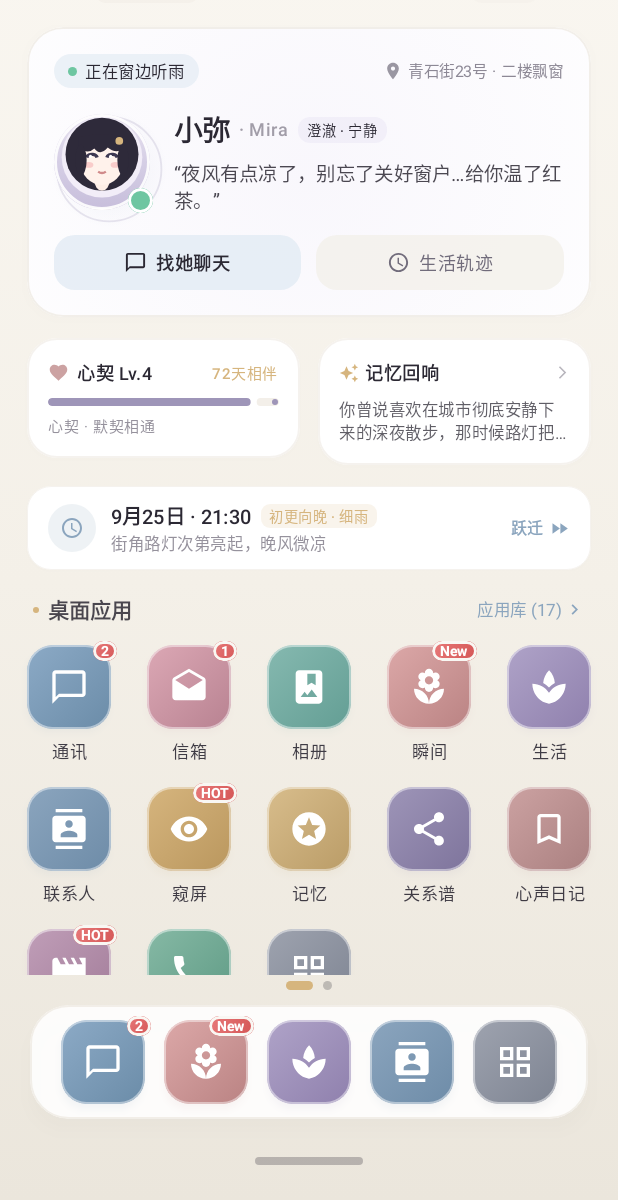
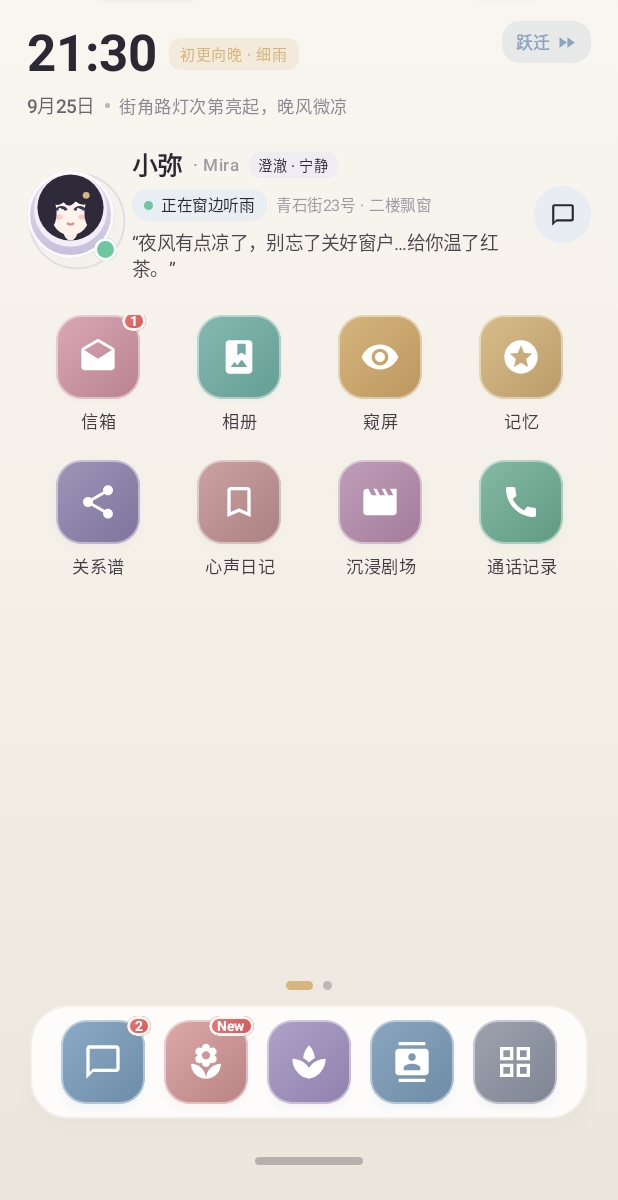
Before and after one commit to puchi-design/ailua, an Android app built with Jetpack Compose: the screen it shows after launch (MainActivity), on a phone screen of 412 x 824 dp, the part 36-1236 px from its top. Run offline under Robolectric (Android 15) with nearby library versions, the light colour scheme and no system bars.

Commit message:
feat(ui): redesign virtual home desktop

```diff
--- a/app/src/main/java/com/example/ui/home/VirtualHomeScreen.kt
+++ b/app/src/main/java/com/example/ui/home/VirtualHomeScreen.kt
@@ -24,11 +24,11 @@ import androidx.compose.foundation.verticalScroll
 import androidx.compose.material.icons.Icons
 import androidx.compose.material.icons.filled.AutoAwesome
 import androidx.compose.material.icons.filled.BookmarkBorder
+import androidx.compose.material.icons.filled.ChatBubbleOutline
 import androidx.compose.material.icons.filled.ChevronRight
 import androidx.compose.material.icons.filled.FastForward
 import androidx.compose.material.icons.filled.Group
 import androidx.compose.material.icons.filled.Language
-import androidx.compose.material.icons.filled.Schedule
 import androidx.compose.material.icons.filled.Share
 import androidx.compose.material.icons.filled.Visibility
 import androidx.compose.material3.ExperimentalMaterial3Api
@@ -60,9 +60,6 @@ import com.example.data.model.isRead
 import com.example.data.repository.MailboxRepository
 import com.example.ui.components.AiluaAvatar
 import com.example.ui.components.AppIconItem
-import com.example.ui.components.BondProgressWidget
-import com.example.ui.components.LivingCharacterWidget
-import com.example.ui.components.MemorySnippetWidget
 import com.example.ui.components.VirtualPhoneHomeBar
 import com.example.ui.components.VirtualPhoneStatusBar
 import com.example.ui.components.WorldTimeDevSheet
@@ -102,21 +99,16 @@ fun VirtualHomeScreen(
     val unreadLettersCount = letters.count { it.deliveryState == LetterDeliveryState.DELIVERED && !it.isRead }
     var showDevTimeSheet by remember { mutableStateOf(false) }
 
-    // Desktop Apps on Page 1 (with live unread counters)
+    // Desktop grid only holds apps that are not already pinned in the dock
     val homeApps = listOf(
-        HomeAppDef("messages", "通讯", "chat", "2"),
         HomeAppDef("mailbox", "信箱", "mailbox", if (unreadLettersCount > 0) "$unreadLettersCount" else null),
         HomeAppDef("gallery", "相册", "gallery", null),
-        HomeAppDef("moments", "瞬间", "moments", "New"),
-        HomeAppDef("living", "生活", "living", null),
-        HomeAppDef("contacts", "联系人", "contacts", null),
-        HomeAppDef("check_phone", "窥屏", "check_phone", "HOT"),
+        HomeAppDef("check_phone", "窥屏", "check_phone", null),
         HomeAppDef("memories", "记忆", "memories", null),
         HomeAppDef("relations", "关系谱", "relations", null),
         HomeAppDef("diary", "心声日记", "diary", null),
-        HomeAppDef("theater", "沉浸剧场", "theater", "HOT"),
-        HomeAppDef("call_history", "通话记录", "call", null),
-        HomeAppDef("apps", "应用库", "apps", null)
+        HomeAppDef("theater", "沉浸剧场", "theater", null),
+        HomeAppDef("call_history", "通话记录", "call", null)
     )
 
     // Wallpaper subtle gradient (soft mist cream in light mode, deep starry twilight in dark)
@@ -321,241 +313,326 @@ private fun PageMainHome(
     Column(
         modifier = Modifier
             .fillMaxSize()
-            .verticalScroll(scrollState)
             .padding(horizontal = 18.dp)
     ) {
-        Spacer(modifier = Modifier.height(6.dp))
+        Spacer(modifier = Modifier.height(2.dp))
 
-        // Hero Living Character Widget
-        LivingCharacterWidget(
+        // Desktop clock: AILUA world time sits directly on the wallpaper
+        DesktopWorldClock(
+            worldClock = worldClock,
+            heartbeatState = heartbeatState,
+            onOpenDevTime = onOpenDevTime
+        )
+
+        Spacer(modifier = Modifier.height(18.dp))
+
+        // Character presence lives on the desktop instead of inside a dashboard card
+        LivingPresenceStrip(
             character = character,
+            onOpenChat = onNavigateToChat,
             onOpenLiving = onNavigateToLiving,
-            onOpenChat = onNavigateToChat,
             onOpenProfile = onOpenProfile
         )
 
-        Spacer(modifier = Modifier.height(14.dp))
+        Spacer(modifier = Modifier.height(22.dp))
 
-        // Secondary Widgets Row: Bond & Memory
-        Row(
-            modifier = Modifier.fillMaxWidth(),
-            horizontalArrangement = Arrangement.spacedBy(12.dp)
-        ) {
-            BondProgressWidget(
-                character = character,
-                modifier = Modifier.weight(1f),
-                onClick = onOpenProfile
-            )
-
-            MemorySnippetWidget(
-                title = "记忆回响",
-                snippet = character.memories.firstOrNull()?.snippet ?: "城市夜晚很温柔…",
-                modifier = Modifier.weight(1f),
-                onClick = onNavigateToMemories
-            )
-        }
-
-        Spacer(modifier = Modifier.height(14.dp))
-
-        // World Clock & Living Heartbeat Bar (Pass 2 Runtime Event Bus & Virtual Time)
+        // Launcher icon grid fills the rest of the desktop page
         Box(
             modifier = Modifier
+                .weight(1f)
                 .fillMaxWidth()
-                .shadow(
-                    elevation = 1.dp,
-                    shape = RoundedCornerShape(16.dp),
-                    ambientColor = Color.Black.copy(alpha = 0.04f),
-                    spotColor = Color.Black.copy(alpha = 0.06f)
-                )
-                .clip(RoundedCornerShape(16.dp))
-                .background(MaterialTheme.colorScheme.surface)
-                .border(
-                    0.5.dp,
-                    MaterialTheme.colorScheme.outlineVariant.copy(alpha = 0.5f),
-                    RoundedCornerShape(16.dp)
-                )
-                .clickable { onOpenDevTime() }
-                .padding(horizontal = 14.dp, vertical = 10.dp)
         ) {
-            Row(
-                modifier = Modifier.fillMaxWidth(),
-                horizontalArrangement = Arrangement.SpaceBetween,
-                verticalAlignment = Alignment.CenterVertically
+            Column(
+                modifier = Modifier
+                    .fillMaxSize()
+                    .verticalScroll(scrollState)
             ) {
-                Row(
-                    verticalAlignment = Alignment.CenterVertically,
-                    horizontalArrangement = Arrangement.spacedBy(10.dp)
-                ) {
-                    Box(
-                        modifier = Modifier
-                            .size(32.dp)
-                            .clip(CircleShape)
-                            .background(AiluaMistBlue.copy(alpha = 0.15f)),
-                        contentAlignment = Alignment.Center
-                    ) {
-                        Icon(
-                            imageVector = Icons.Default.Schedule,
-                            contentDescription = null,
-                            tint = AiluaMistBlue,
-                            modifier = Modifier.size(16.dp)
+                AppIconGrid(
+                    apps = homeApps,
+                    onAppClick = { app ->
+                        dispatchAppAction(
+                            app.id,
+                            onNavigateToMessages,
+                            onNavigateToMoments,
+                            onNavigateToLiving,
+                            onNavigateToContacts,
+                            onNavigateToCheckPhone,
+                            onNavigateToDiary,
+                            onNavigateToMemories,
+                            onNavigateToRelations,
+                            onNavigateToApps,
+                            onAppClick
                         )
                     }
-                    Column {
-                        Row(
-                            verticalAlignment = Alignment.CenterVertically,
-                            horizontalArrangement = Arrangement.spacedBy(6.dp)
-                        ) {
-                            Text(
-                                text = "${worldClock.dateLabel} · ${worldClock.timeFormatted}",
-                                style = MaterialTheme.typography.titleSmall.copy(
-                                    fontWeight = FontWeight.SemiBold,
-                                    fontSize = 13.5.sp
-                                ),
-                                color = MaterialTheme.colorScheme.onSurface
-                            )
-                            Box(
-                                modifier = Modifier
-                                    .clip(RoundedCornerShape(6.dp))
-                                    .background(AiluaMoonGold.copy(alpha = 0.15f))
-                                    .padding(horizontal = 5.dp, vertical = 1.5.dp)
-                            ) {
-                                Text(
-                                    text = "${worldClock.dayPhase.label} · ${worldClock.weather.label}",
-                                    style = MaterialTheme.typography.labelSmall.copy(
-                                        fontSize = 9.5.sp,
-                                        fontWeight = FontWeight.Medium
-                                    ),
-                                    color = AiluaMoonGold
-                                )
-                            }
-                        }
-                        Text(
-                            text = heartbeatState.currentPhase.atmosphere,
-                            style = MaterialTheme.typography.bodySmall.copy(
-                                fontSize = 11.sp,
-                                color = MaterialTheme.colorScheme.onSurfaceVariant.copy(alpha = 0.75f)
-                            ),
-                            maxLines = 1,
-                            overflow = androidx.compose.ui.text.style.TextOverflow.Ellipsis
-                        )
-                    }
-                }
+                )
+                Spacer(modifier = Modifier.height(10.dp))
+            }
+        }
+    }
+}
 
-                Row(
-                    verticalAlignment = Alignment.CenterVertically,
-                    horizontalArrangement = Arrangement.spacedBy(4.dp)
+@Composable
+private fun DesktopWorldClock(
+    worldClock: com.example.data.model.WorldClock,
+    heartbeatState: com.example.data.engine.WorldHeartbeatState,
+    onOpenDevTime: () -> Unit
+) {
+    Row(
+        modifier = Modifier
+            .fillMaxWidth()
+            .clickable { onOpenDevTime() }
+            .testTag("desktop_world_clock"),
+        horizontalArrangement = Arrangement.SpaceBetween,
+        verticalAlignment = Alignment.Top
+    ) {
+        Column(modifier = Modifier.weight(1f)) {
+            Row(
+                verticalAlignment = Alignment.CenterVertically,
+                horizontalArrangement = Arrangement.spacedBy(8.dp)
+            ) {
+                Text(
+                    text = worldClock.timeFormatted,
+                    style = MaterialTheme.typography.displaySmall.copy(
+                        fontWeight = FontWeight.Bold,
+                        fontSize = 34.sp
+                    ),
+                    color = MaterialTheme.colorScheme.onSurface
+                )
+                Box(
+                    modifier = Modifier
+                        .clip(RoundedCornerShape(8.dp))
+                        .background(AiluaMoonGold.copy(alpha = 0.18f))
+                        .padding(horizontal = 7.dp, vertical = 3.dp)
                 ) {
                     Text(
-                        text = "跃迁",
+                        text = "${worldClock.dayPhase.label} · ${worldClock.weather.label}",
                         style = MaterialTheme.typography.labelSmall.copy(
-                            fontSize = 10.5.sp,
-                            fontWeight = FontWeight.SemiBold
+                            fontSize = 10.sp,
+                            fontWeight = FontWeight.Medium
                         ),
-                        color = AiluaMistBlue
-                    )
-                    Icon(
-                        imageVector = Icons.Default.FastForward,
-                        contentDescription = "时间跃迁",
-                        tint = AiluaMistBlue,
-                        modifier = Modifier.size(14.dp)
+                        color = AiluaMoonGold
                     )
                 }
             }
-        }
 
-        Spacer(modifier = Modifier.height(14.dp))
+            Spacer(modifier = Modifier.height(3.dp))
 
-        // Desktop Apps Section Header
-        Row(
-            modifier = Modifier
-                .fillMaxWidth()
-                .padding(horizontal = 4.dp),
-            horizontalArrangement = Arrangement.SpaceBetween,
-            verticalAlignment = Alignment.CenterVertically
-        ) {
             Row(
                 verticalAlignment = Alignment.CenterVertically,
                 horizontalArrangement = Arrangement.spacedBy(6.dp)
             ) {
+                Text(
+                    text = worldClock.dateLabel,
+                    style = MaterialTheme.typography.bodyMedium.copy(
+                        fontSize = 12.5.sp,
+                        fontWeight = FontWeight.Medium
+                    ),
+                    color = MaterialTheme.colorScheme.onSurface.copy(alpha = 0.7f)
+                )
                 Box(
                     modifier = Modifier
-                        .size(4.dp)
+                        .size(3.dp)
                         .clip(CircleShape)
-                        .background(AiluaMoonGold)
+                        .background(MaterialTheme.colorScheme.onSurface.copy(alpha = 0.3f))
                 )
                 Text(
-                    text = "桌面应用",
-                    style = MaterialTheme.typography.titleMedium.copy(
-                        fontWeight = FontWeight.SemiBold,
-                        fontSize = 14.sp
-                    ),
-                    color = MaterialTheme.colorScheme.onSurface.copy(alpha = 0.85f)
-                )
-            }
-
-            Row(
-                verticalAlignment = Alignment.CenterVertically,
-                modifier = Modifier
-                    .clickable { onNavigateToApps() }
-                    .padding(vertical = 4.dp)
-            ) {
-                Text(
-                    text = "应用库 (${homeApps.size + 4})",
-                    style = MaterialTheme.typography.labelSmall.copy(
-                        fontSize = 11.sp,
-                        color = AiluaMistBlue
-                    )
-                )
-                Icon(
-                    imageVector = Icons.Default.ChevronRight,
-                    contentDescription = "查看全部应用",
-                    modifier = Modifier.size(14.dp),
-                    tint = AiluaMistBlue
+                    text = heartbeatState.currentPhase.atmosphere,
+                    style = MaterialTheme.typography.bodySmall.copy(fontSize = 11.5.sp),
+                    color = MaterialTheme.colorScheme.onSurfaceVariant.copy(alpha = 0.8f),
+                    maxLines = 1,
+                    overflow = androidx.compose.ui.text.style.TextOverflow.Ellipsis
                 )
             }
         }
 
-        Spacer(modifier = Modifier.height(12.dp))
+        Row(
+            modifier = Modifier
+                .clip(RoundedCornerShape(12.dp))
+                .background(AiluaMistBlue.copy(alpha = 0.16f))
+                .clickable { onOpenDevTime() }
+                .padding(horizontal = 9.dp, vertical = 6.dp),
+            verticalAlignment = Alignment.CenterVertically,
+            horizontalArrangement = Arrangement.spacedBy(4.dp)
+        ) {
+            Text(
+                text = "跃迁",
+                style = MaterialTheme.typography.labelSmall.copy(
+                    fontSize = 11.sp,
+                    fontWeight = FontWeight.SemiBold
+                ),
+                color = AiluaMistBlue
+            )
+            Icon(
+                imageVector = Icons.Default.FastForward,
+                contentDescription = "时间跃迁",
+                tint = AiluaMistBlue,
+                modifier = Modifier.size(14.dp)
+            )
+        }
+    }
+}
 
-        // App Icons Grid (supports dynamic rows)
-        Column(
-            verticalArrangement = Arrangement.spacedBy(16.dp)
+@Composable
+private fun LivingPresenceStrip(
+    character: CharacterProfile,
+    onOpenChat: () -> Unit,
+    onOpenLiving: () -> Unit,
+    onOpenProfile: () -> Unit
+) {
+    Row(
+        modifier = Modifier
+            .fillMaxWidth()
+            .clickable { onOpenLiving() }
+            .testTag("living_character_widget"),
+        verticalAlignment = Alignment.CenterVertically,
+        horizontalArrangement = Arrangement.spacedBy(12.dp)
+    ) {
+        AiluaAvatar(
+            size = 58.dp,
+            showHalo = true,
+            showLivingStatus = true,
+            onClick = onOpenProfile
+        )
+
+        Column(modifier = Modifier.weight(1f)) {
+            Row(
+                verticalAlignment = Alignment.CenterVertically,
+                horizontalArrangement = Arrangement.spacedBy(6.dp)
+            ) {
+                Text(
+                    text = character.name,
+                    style = MaterialTheme.typography.titleMedium.copy(
+                        fontWeight = FontWeight.SemiBold,
+                        fontSize = 17.sp
+                    ),
+                    color = MaterialTheme.colorScheme.onSurface
+                )
+                Text(
+                    text = "· ${character.englishName}",
+                    style = MaterialTheme.typography.labelMedium.copy(fontSize = 11.5.sp),
+                    color = MaterialTheme.colorScheme.onSurfaceVariant.copy(alpha = 0.65f),
+                    maxLines = 1
+                )
+                Box(
+                    modifier = Modifier
+                        .clip(RoundedCornerShape(7.dp))
+                        .background(MaterialTheme.colorScheme.secondaryContainer.copy(alpha = 0.65f))
+                        .padding(horizontal = 6.dp, vertical = 2.dp)
+                ) {
+                    Text(
+                        text = character.mood,
+                        style = MaterialTheme.typography.labelSmall.copy(
+                            fontSize = 9.5.sp,
+                            fontWeight = FontWeight.Medium
+                        ),
+                        color = MaterialTheme.colorScheme.onSecondaryContainer
+                    )
+                }
+            }
+
+            Spacer(modifier = Modifier.height(4.dp))
+
+            Row(
+                verticalAlignment = Alignment.CenterVertically,
+                horizontalArrangement = Arrangement.spacedBy(6.dp)
+            ) {
+                Row(
+                    modifier = Modifier
+                        .clip(RoundedCornerShape(10.dp))
+                        .background(MaterialTheme.colorScheme.primaryContainer.copy(alpha = 0.7f))
+                        .padding(horizontal = 8.dp, vertical = 3.dp),
+                    verticalAlignment = Alignment.CenterVertically,
+                    horizontalArrangement = Arrangement.spacedBy(5.dp)
+                ) {
+                    Box(
+                        modifier = Modifier
+                            .size(6.dp)
+                            .clip(CircleShape)
+                            .background(Color(0xFF6EC6A1))
+                    )
+                    Text(
+                        text = character.currentActivity,
+                        style = MaterialTheme.typography.labelSmall.copy(
+                            fontSize = 10.5.sp,
+                            fontWeight = FontWeight.Medium
+                        ),
+                        color = MaterialTheme.colorScheme.onPrimaryContainer
+                    )
+                }
+                Text(
+                    text = character.location,
+                    style = MaterialTheme.typography.labelSmall.copy(fontSize = 10.5.sp),
+                    color = MaterialTheme.colorScheme.onSurfaceVariant.copy(alpha = 0.65f),
+                    maxLines = 1,
+                    overflow = androidx.compose.ui.text.style.TextOverflow.Ellipsis,
+                    modifier = Modifier.weight(1f)
+                )
+            }
+
+            Spacer(modifier = Modifier.height(5.dp))
+
+            Text(
+                text = "“${character.contextualQuote}”",
+                style = MaterialTheme.typography.bodyMedium.copy(
+                    fontSize = 12.5.sp,
+                    lineHeight = 17.sp
+                ),
+                color = MaterialTheme.colorScheme.onSurface.copy(alpha = 0.85f),
+                maxLines = 2,
+                overflow = androidx.compose.ui.text.style.TextOverflow.Ellipsis
+            )
+        }
+
+        Box(
+            modifier = Modifier
+                .size(38.dp)
+                .clip(CircleShape)
+                .background(MaterialTheme.colorScheme.primaryContainer.copy(alpha = 0.85f))
+                .clickable { onOpenChat() }
+                .testTag("home_quick_chat"),
+            contentAlignment = Alignment.Center
         ) {
-            homeApps.chunked(5).forEach { rowApps ->
-                Row(
-                    modifier = Modifier.fillMaxWidth(),
-                    horizontalArrangement = Arrangement.SpaceBetween
-                ) {
-                    rowApps.forEach { app ->
+            Icon(
+                imageVector = Icons.Default.ChatBubbleOutline,
+                contentDescription = "找她聊天",
+                modifier = Modifier.size(17.dp),
+                tint = MaterialTheme.colorScheme.onPrimaryContainer
+            )
+        }
+    }
+}
+
+@Composable
+private fun AppIconGrid(
+    apps: List<HomeAppDef>,
+    onAppClick: (HomeAppDef) -> Unit
+) {
+    Column(
+        modifier = Modifier
+            .fillMaxWidth()
+            .testTag("home_app_grid"),
+        verticalArrangement = Arrangement.spacedBy(18.dp)
+    ) {
+        apps.chunked(4).forEach { rowApps ->
+            Row(modifier = Modifier.fillMaxWidth()) {
+                rowApps.forEach { app ->
+                    Box(
+                        modifier = Modifier.weight(1f),
+                        contentAlignment = Alignment.Center
+                    ) {
                         AppIconItem(
                             name = app.name,
                             iconKey = app.iconKey,
                             badge = app.badge,
-                            onClick = {
-                                dispatchAppAction(
-                                    app.id,
-                                    onNavigateToMessages,
-                                    onNavigateToMoments,
-                                    onNavigateToLiving,
-                                    onNavigateToContacts,
-                                    onNavigateToCheckPhone,
-                                    onNavigateToDiary,
-                                    onNavigateToMemories,
-                                    onNavigateToRelations,
-                                    onNavigateToApps,
-                                    onAppClick
-                                )
-                            }
+                            onClick = { onAppClick(app) }
                         )
                     }
-                    repeat(5 - rowApps.size) {
-                        Spacer(modifier = Modifier.size(56.dp))
-                    }
+                }
+                repeat(4 - rowApps.size) {
+                    Spacer(modifier = Modifier.weight(1f))
                 }
             }
         }
-
-        Spacer(modifier = Modifier.height(16.dp))
     }
 }
 
```
